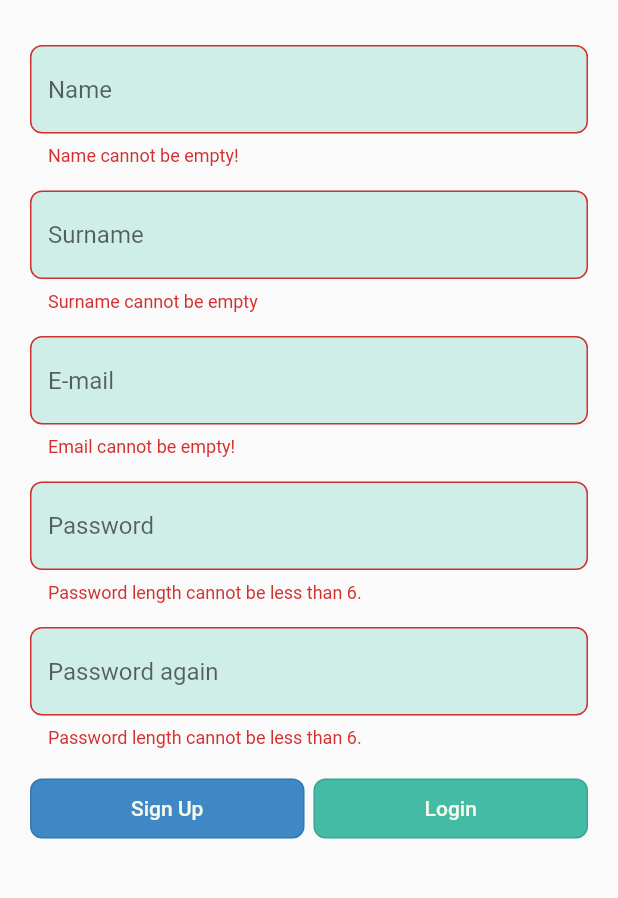
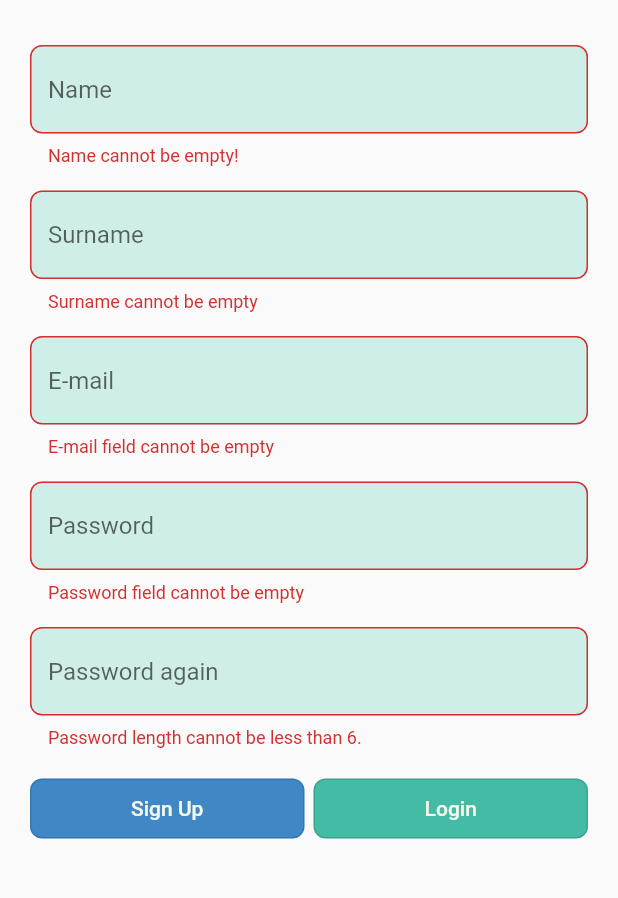
Before and after one commit to mustafaaycll/pharmapp, a Flutter app: the SignUp screen opened by its route, after a tap on "Sign Up", on a phone screen of 412 x 824 dp, the part 282-1180 px from its top. Run offline on Flutter 3.47's test engine with Material 2 defaults, Android fonts, the phone set to English and light mode, and no system bars; our stand-ins replace email_validator, stylish_bottom_bar; network calls fail.

Commit message:
Login Validator addition
Login Validator addition

Fixing signup email validation:
- Verifying 'mustafa@' as a valid email

```diff
--- a/lib/main.dart
+++ b/lib/main.dart
@@ -11,6 +11,7 @@ import 'package:pharm_app/utils/colors.dart';
 
 void main()
 {
+  //kod ekle
   runApp(
     PharMapp()
   );
--- a/lib/screens/authentication/sign_up.dart
+++ b/lib/screens/authentication/sign_up.dart
@@ -120,13 +120,19 @@ class _SignUpState extends State<SignUp> {
                         flex: 1,
                         child: TextFormField(
                           validator: (value) {
-                            if (EmailValidator.validate(value!)) {
-                              return 'Please enter a valid email!';
+                          if(value == null) {
+                            return 'E-mail field cannot be empty';
+                          } else {
+                            String trimmedValue = value.trim();
+                            if(trimmedValue.isEmpty) {
+                              return 'E-mail field cannot be empty';
                             }
-                            if (value.isEmpty) {
-                              return 'Email cannot be empty!';
+                            if(!EmailValidator.validate(trimmedValue)) {
+                              return 'Please enter a valid email';
                             }
-                          },
+                          }
+                          return null;
+                        },
                           decoration: InputDecoration(
                               fillColor: AppColors.secondary75percent,
                               filled: true,
@@ -155,10 +161,19 @@ class _SignUpState extends State<SignUp> {
                         flex: 1,
                         child: TextFormField(
                           validator: (value) {
-                            if (value!.length < 6) {
-                              return 'Password length cannot be less than 6.';
+                          if(value == null) {
+                            return 'Password field cannot be empty';
+                          } else {
+                            String trimmedValue = value.trim();
+                            if(trimmedValue.isEmpty) {
+                              return 'Password field cannot be empty';
                             }
-                          },
+                            if(trimmedValue.length < 6) {
+                              return 'Password must be at least 6 characters long';
+                            }
+                          }
+                          return null;
+                        },
                           decoration: InputDecoration(
                             fillColor: AppColors.secondary75percent,
                             filled: true,
--- a/lib/screens/walkthrough.dart
+++ b/lib/screens/walkthrough.dart
@@ -1,4 +1,5 @@
 import 'package:flutter/material.dart';
+import 'package:pharm_app/screens/home.dart';
 
 class WalkThrough extends StatefulWidget {
 
```
Also changed, not shown: lib/screens/authentication/login.dart (+30 -0 lines).
